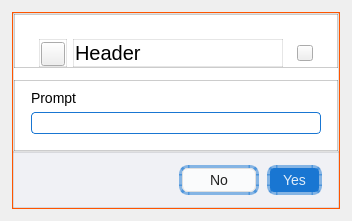
The window that src/gui/customdialogs/platform/macos/inputdlgmac.ui (CSG-Development/owncloud-client) describes before a commit, drawn with Qt 5.
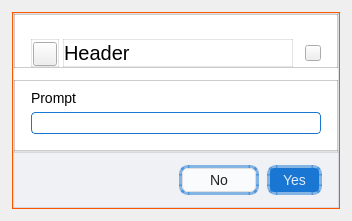
The same window after the commit. Custom widgets are drawn as their Qt base class.

Commit message: [HCNOVEO-1393] [Files Desktop] Dialog windows: known issues

Patch:
```diff
--- a/src/gui/customdialogs/platform/macos/inputdlgmac.ui
+++ b/src/gui/customdialogs/platform/macos/inputdlgmac.ui
@@ -133,14 +133,17 @@
             <string notr="true">helper_frame</string>
            </property>
            <layout class="QHBoxLayout" name="horizontalLayout">
+            <property name="spacing">
+             <number>4</number>
+            </property>
             <property name="leftMargin">
-             <number>24</number>
+             <number>16</number>
             </property>
             <property name="topMargin">
              <number>24</number>
             </property>
             <property name="rightMargin">
-             <number>24</number>
+             <number>16</number>
             </property>
             <property name="bottomMargin">
              <number>0</number>
@@ -235,16 +238,16 @@
               </property>
               <layout class="QHBoxLayout" name="horizontalLayout_3">
                <property name="leftMargin">
-                <number>1</number>
+                <number>0</number>
                </property>
                <property name="topMargin">
-                <number>1</number>
+                <number>0</number>
                </property>
                <property name="rightMargin">
-                <number>1</number>
+                <number>0</number>
                </property>
                <property name="bottomMargin">
-                <number>1</number>
+                <number>0</number>
                </property>
                <item>
                 <widget class="QLabel" name="lblHeader">
```
The commit also changes 3 other files.
